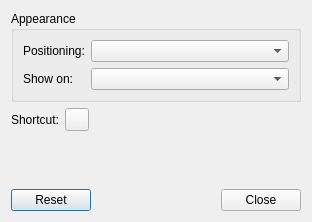
lxqt/lxqt-runner, file configuredialog/configuredialog.ui: the form before one commit.
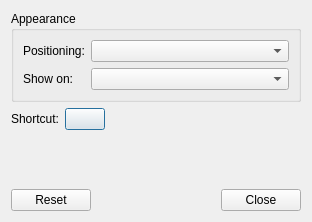
The form after the commit. Custom widgets are drawn as their Qt base class.

Commit message: Global shortcuts client library added and all support for it refactored and fixed.

The edit to the form file:
```diff
--- a/configuredialog/configuredialog.ui
+++ b/configuredialog/configuredialog.ui
@@ -58,7 +58,7 @@
         </widget>
        </item>
        <item row="0" column="1">
-        <widget class="RazorShortcutButton" name="shortcutEd">
+        <widget class="ShortcutSelector" name="shortcutEd">
          <property name="text">
           <string/>
          </property>
@@ -108,9 +108,9 @@
  </widget>
  <customwidgets>
   <customwidget>
-   <class>RazorShortcutButton</class>
-   <extends>QToolButton</extends>
-   <header>razorqt/razorshortcutbutton.h</header>
+   <class>ShortcutSelector</class>
+   <extends>QPushButton</extends>
+   <header location="global">razor-global-key-shortcut-selector/shortcut_selector.h</header>
   </customwidget>
  </customwidgets>
  <resources/>
```
The commit also changes 4 other files.
